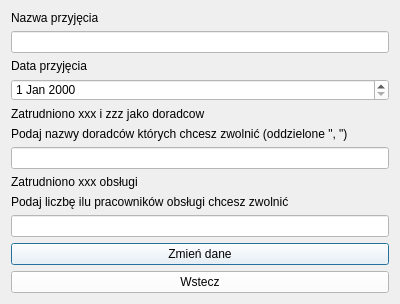
The window that zmiendaneprzyjecia.ui (przemek1793/UML-z-qt) describes before a commit, drawn with Qt 5.
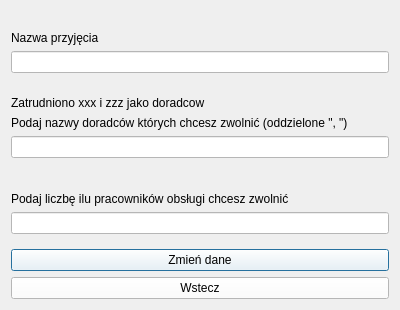
The same window after the commit.

Commit message: dobrze wypełnia ui zmiany danych bez doradców

What changed in the file:
```diff
--- a/zmiendaneprzyjecia.ui
+++ b/zmiendaneprzyjecia.ui
@@ -7,13 +7,20 @@
     <x>0</x>
     <y>0</y>
     <width>400</width>
-    <height>300</height>
+    <height>310</height>
    </rect>
   </property>
   <property name="windowTitle">
    <string>Dialog</string>
   </property>
   <layout class="QVBoxLayout" name="verticalLayout">
+   <item>
+    <widget class="QLabel" name="Data">
+     <property name="text">
+      <string/>
+     </property>
+    </widget>
+   </item>
    <item>
     <widget class="QLabel" name="label_2">
      <property name="text">
@@ -41,20 +48,6 @@
      </property>
     </spacer>
    </item>
-   <item>
-    <widget class="QLabel" name="label_3">
-     <property name="text">
-      <string>Data przyjęcia</string>
-     </property>
-    </widget>
-   </item>
-   <item>
-    <widget class="QDateEdit" name="Data">
-     <property name="styleSheet">
-      <string notr="true">background-color:white;</string>
-     </property>
-    </widget>
-   </item>
    <item>
     <spacer name="verticalSpacer_2">
      <property name="orientation">
@@ -105,7 +98,7 @@
    <item>
     <widget class="QLabel" name="obsluga">
      <property name="text">
-      <string>Zatrudniono xxx obsługi</string>
+      <string/>
      </property>
     </widget>
    </item>
```
The commit also changes 1 other file.
